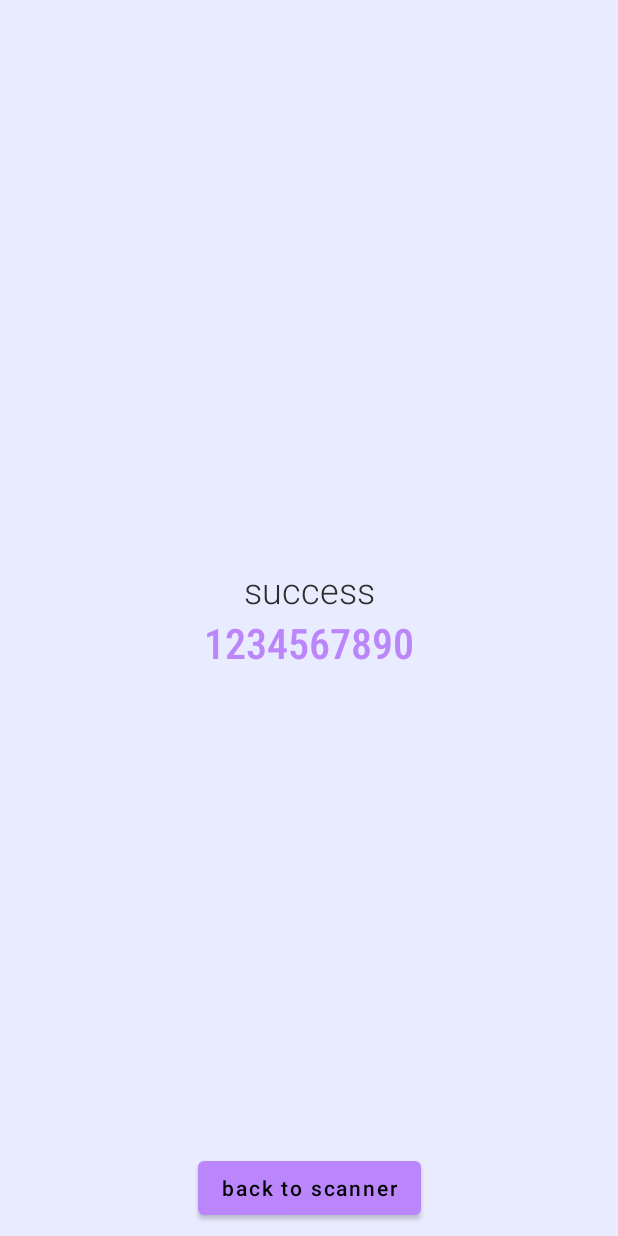
After one commit to Yurii1347/SalesmanHelper, an Android app: the layout fragment_success.xml on its own in the app's theme, with its tools: preview values and no code run, on a phone screen of 412 x 824 dp. The commit adds this screen. Run offline under Robolectric (Android 15) with nearby library versions, the phone set to English and light mode, and no system bars.

Commit message:
Work version with barcode scanner

```diff
--- a/app/src/main/AndroidManifest.xml
+++ b/app/src/main/AndroidManifest.xml
@@ -2,6 +2,8 @@
 <manifest xmlns:android="http://schemas.android.com/apk/res/android"
     xmlns:tools="http://schemas.android.com/tools"
     package="com.vytivskyi.salesmanhelper">
+
+    <uses-permission android:name="android.permission.CAMERA"/>
 
     <application
         android:allowBackup="true"
--- /dev/null
+++ b/app/src/main/res/drawable/ic_baseline_document_scanner_24.xml
@@ -0,0 +1,5 @@
+<vector android:height="24dp" android:tint="#000000"
+    android:viewportHeight="24" android:viewportWidth="24"
+    android:width="24dp" xmlns:android="http://schemas.android.com/apk/res/android">
+    <path android:fillColor="@android:color/white" android:pathData="M7,3H4v3H2V1h5V3zM22,6V1h-5v2h3v3H22zM7,21H4v-3H2v5h5V21zM20,18v3h-3v2h5v-5H20zM19,18c0,1.1 -0.9,2 -2,2H7c-1.1,0 -2,-0.9 -2,-2V6c0,-1.1 0.9,-2 2,-2h10c1.1,0 2,0.9 2,2V18zM15,8H9v2h6V8zM15,11H9v2h6V11zM15,14H9v2h6V14z"/>
+</vector>
--- a/app/src/main/res/layout/fragment_list.xml
+++ b/app/src/main/res/layout/fragment_list.xml
@@ -123,4 +123,6 @@
         app:layout_constraintStart_toStartOf="@+id/guideline5"
         app:layout_constraintTop_toTopOf="parent" />
 
+
+
 </androidx.constraintlayout.widget.ConstraintLayout>
--- /dev/null
+++ b/app/src/main/res/layout/fragment_success.xml
@@ -0,0 +1,48 @@
+<?xml version="1.0" encoding="utf-8"?>
+<androidx.constraintlayout.widget.ConstraintLayout xmlns:android="http://schemas.android.com/apk/res/android"
+    xmlns:app="http://schemas.android.com/apk/res-auto"
+    xmlns:tools="http://schemas.android.com/tools"
+    android:id="@+id/activity_main_nav_host_fragment"
+    android:layout_width="match_parent"
+    android:layout_height="match_parent"
+    android:background="#E9EBFF">
+
+    <TextView
+        android:id="@+id/fragment_success_text_view_title"
+        android:layout_width="wrap_content"
+        android:layout_height="wrap_content"
+        android:fontFamily="sans-serif-light"
+        android:text="success"
+        android:textColor="#2d2d2d"
+        android:textSize="24sp"
+        app:layout_constraintBottom_toTopOf="@+id/fragment_success_text_view_code"
+        app:layout_constraintEnd_toEndOf="parent"
+        app:layout_constraintStart_toStartOf="parent"
+        app:layout_constraintTop_toTopOf="parent"
+        app:layout_constraintVertical_chainStyle="packed" />
+
+    <TextView
+        android:id="@+id/fragment_success_text_view_code"
+        android:layout_width="wrap_content"
+        android:layout_height="wrap_content"
+        android:fontFamily="sans-serif-condensed-medium"
+        android:textColor="?attr/colorPrimary"
+        android:textSize="28sp"
+        app:layout_constraintBottom_toBottomOf="parent"
+        app:layout_constraintEnd_toEndOf="parent"
+        app:layout_constraintStart_toStartOf="parent"
+        app:layout_constraintTop_toBottomOf="@+id/fragment_success_text_view_title"
+        tools:text="1234567890" />
+
+    <Button
+        android:id="@+id/fragment_success_button_back_to_scanner"
+        android:layout_width="wrap_content"
+        android:layout_height="wrap_content"
+        android:layout_marginBottom="8dp"
+        android:text="back to scanner"
+        android:textAllCaps="false"
+        app:layout_constraintBottom_toBottomOf="parent"
+        app:layout_constraintEnd_toEndOf="parent"
+        app:layout_constraintStart_toStartOf="parent" />
+
+</androidx.constraintlayout.widget.ConstraintLayout>
--- a/app/src/main/res/values/strings.xml
+++ b/app/src/main/res/values/strings.xml
@@ -24,4 +24,6 @@
     <string name="list_folders_fragment">List folders</string>
     <string name="add_folder_fragment">Add new folder</string>
     <string name="edit_folder_fragment">Edit current folder</string>
+    <!-- TODO: Remove or change this placeholder text -->
+    <string name="hello_blank_fragment">Hello blank fragment</string>
 </resources>
```
Also changed, not shown: app/build.gradle (+13 -0 lines), app/src/main/java/com/vytivskyi/salesmanhelper/ScanBarcodeFragment.kt (added, +160 -0 lines), app/src/main/java/com/vytivskyi/salesmanhelper/SuccessFragment.kt (added, +34 -0 lines), app/src/main/java/com/vytivskyi/salesmanhelper/model/BarcodeAnalyzer.kt (added, +37 -0 lines), app/src/main/java/com/vytivskyi/salesmanhelper/view/fragments/ListFolders.kt (+29 -3 lines), app/src/main/java/com/vytivskyi/salesmanhelper/viewmodel/ScanBarcodeViewModel.kt (added, +37 -0 lines), app/src/main/res/layout/fragment_list__folders_.xml (+10 -0 lines), app/src/main/res/layout/fragment_scan_barcode.xml (added, +21 -0 lines), app/src/main/res/navigation/my_nav.xml (+21 -0 lines), app/src/main/res/drawable-v24/img.png (added).
